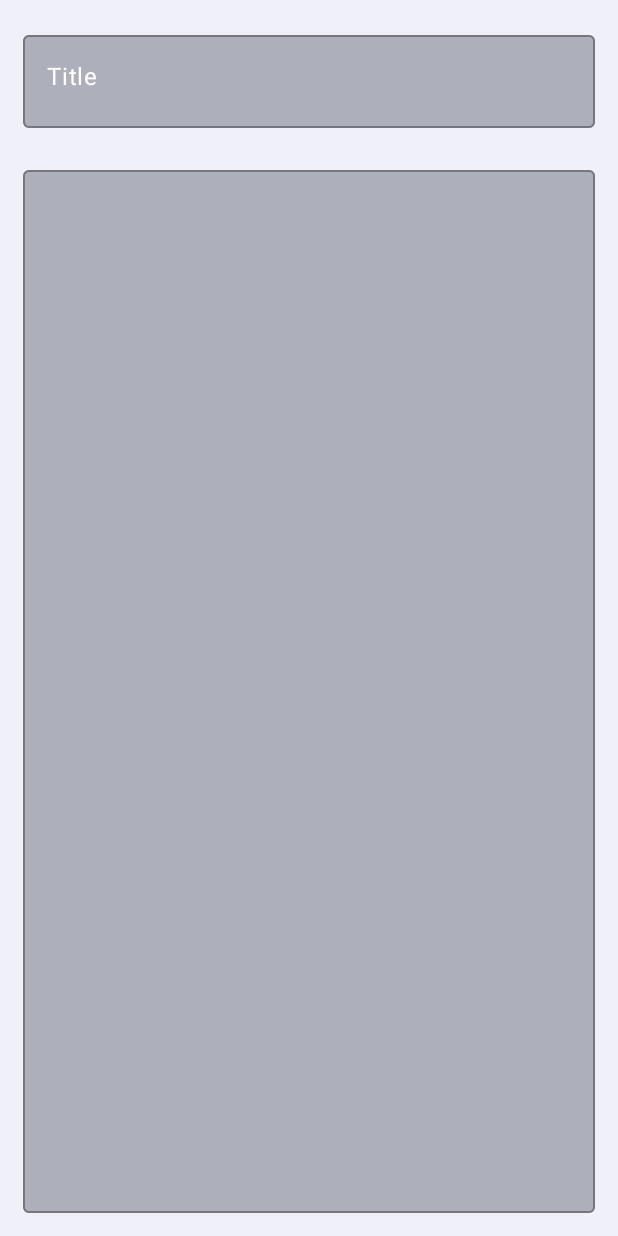
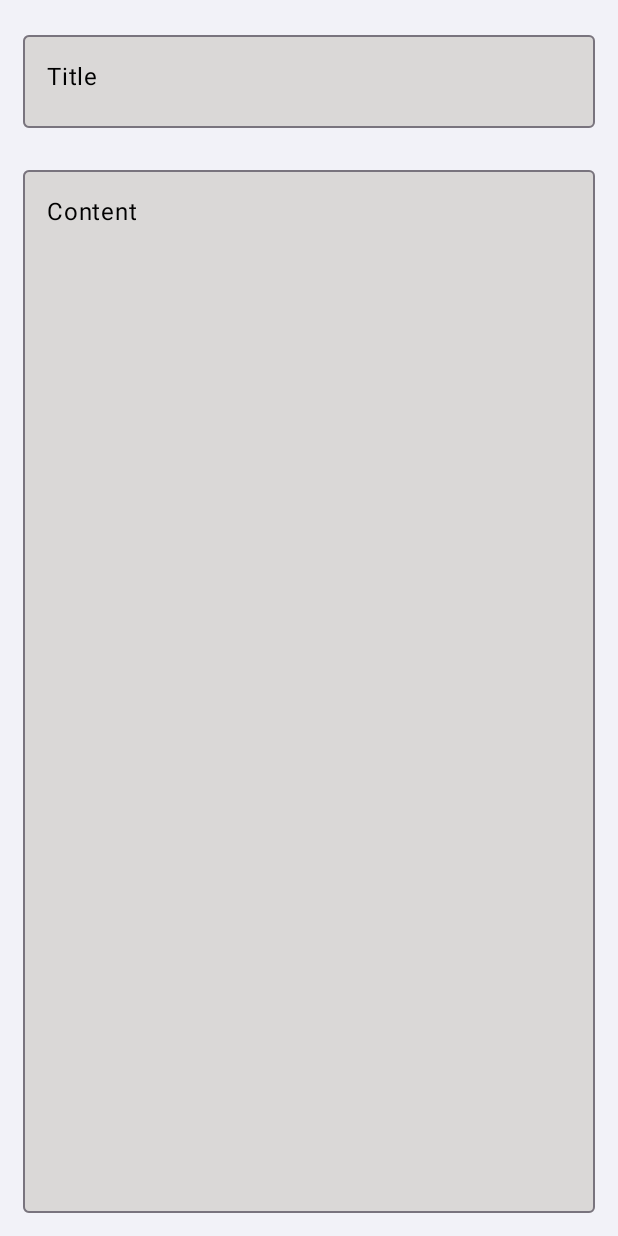
Before and after one commit to lqndo/todo, an Android app built with Jetpack Compose: the composable NoteScreen called with empty values, on a phone screen of 412 x 824 dp. Run offline under Robolectric (Android 15) with nearby library versions, the phone set to English and light mode, and no system bars.

Commit message:
Add new ColorScheme

```diff
--- a/app/src/main/java/com/example/todo/MainActivity.kt
+++ b/app/src/main/java/com/example/todo/MainActivity.kt
@@ -10,9 +10,7 @@ import androidx.compose.material3.MaterialTheme
 import androidx.compose.material3.Scaffold
 import androidx.compose.material3.Surface
 import androidx.compose.material3.Text
-import androidx.compose.runtime.Composable
 import androidx.compose.ui.Modifier
-import androidx.compose.ui.tooling.preview.Preview
 import com.example.todo.components.TopAppBar
 import com.example.todo.ui.theme.TodoTheme
 
--- a/app/src/main/java/com/example/todo/screens/Note.kt
+++ b/app/src/main/java/com/example/todo/screens/Note.kt
@@ -17,9 +17,7 @@ import androidx.compose.runtime.mutableStateOf
 import androidx.compose.runtime.remember
 import androidx.compose.runtime.setValue
 import androidx.compose.ui.Modifier
-import androidx.compose.ui.graphics.Color
 import androidx.compose.ui.text.input.TextFieldValue
-import androidx.compose.ui.tooling.preview.Devices
 import androidx.compose.ui.tooling.preview.Preview
 import androidx.compose.ui.unit.dp
 import com.example.todo.ui.theme.TodoTheme
@@ -39,8 +37,8 @@ fun NoteScreen(
         ) {
             OutlinedTextField(
                 colors = OutlinedTextFieldDefaults.colors(
-                    focusedContainerColor = MaterialTheme.colorScheme.secondary,
-                    unfocusedContainerColor = MaterialTheme.colorScheme.secondary
+                    focusedContainerColor = MaterialTheme.colorScheme.primary,
+                    unfocusedContainerColor = MaterialTheme.colorScheme.primary
                 ),
                 value = titleText,
                 onValueChange = {
@@ -52,7 +50,7 @@ fun NoteScreen(
                 label = {
                     Text(
                         text = "Title",
-                        color = MaterialTheme.colorScheme.onSecondary
+                        color = MaterialTheme.colorScheme.onPrimary
                     )
                 },
             )
@@ -63,8 +61,8 @@ fun NoteScreen(
 
                 OutlinedTextField(
                     colors = OutlinedTextFieldDefaults.colors(
-                        focusedContainerColor = MaterialTheme.colorScheme.secondary,
-                        unfocusedContainerColor = MaterialTheme.colorScheme.secondary
+                        focusedContainerColor = MaterialTheme.colorScheme.primary,
+                        unfocusedContainerColor = MaterialTheme.colorScheme.primary
                     ),
                     value = contentText,
                     onValueChange = {
@@ -76,7 +74,7 @@ fun NoteScreen(
                     label = {
                         Text(
                             text = "Content",
-                            color = MaterialTheme.colorScheme.secondary
+                            color = MaterialTheme.colorScheme.onPrimary
                         )
                     },
                 )
@@ -92,15 +90,3 @@ fun PreviewNoteScreen() {
         NoteScreen(title = "Title", content = "Content")
     }
 }
-
-/*
-* colors = OutlinedTextFieldDefaults.colors(
-        focusedBorderColor = MaterialTheme.colorScheme.primary,
-        unfocusedBorderColor = MaterialTheme.colorScheme.secondary,
-        cursorColor = MaterialTheme.colorScheme.primary,
-        focusedTextColor = MaterialTheme.colorScheme.onPrimary,
-        unfocusedTextColor = MaterialTheme.colorScheme.onPrimary,
-        focusedLabelColor = MaterialTheme.colorScheme.onPrimary,
-        unfocusedLabelColor = MaterialTheme.colorScheme.onSecondary
-    ),
-* */
```
Also changed, not shown: app/src/main/java/com/example/todo/components/ToDoCard.kt (+4 -5 lines), app/src/main/java/com/example/todo/ui/theme/Color.kt (+7 -9 lines), app/src/main/java/com/example/todo/ui/theme/Theme.kt (+12 -22 lines).
